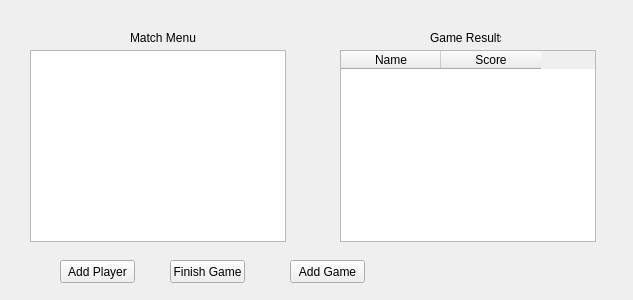
Qt form MatchMenu.ui (GFlores17/JackboxT.O.-GUI-Version) before a commit.
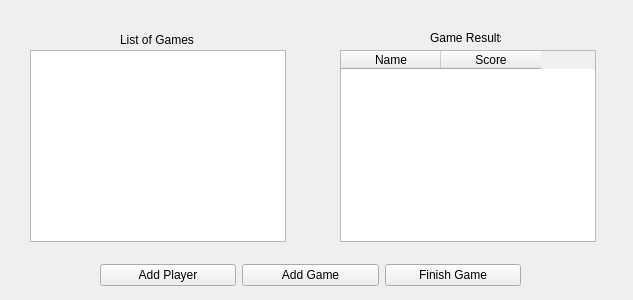
The same form after that commit.

Patch:
```diff
--- a/MatchMenu.ui
+++ b/MatchMenu.ui
@@ -13,43 +13,17 @@
   <property name="windowTitle">
    <string>Form</string>
   </property>
-  <widget class="QPushButton" name="pushButton">
-   <property name="geometry">
-    <rect>
-     <x>60</x>
-     <y>260</y>
-     <width>75</width>
-     <height>23</height>
-    </rect>
-   </property>
-   <property name="text">
-    <string>Add Player</string>
-   </property>
-  </widget>
-  <widget class="QPushButton" name="FinishGameButton">
-   <property name="geometry">
-    <rect>
-     <x>170</x>
-     <y>260</y>
-     <width>75</width>
-     <height>23</height>
-    </rect>
-   </property>
-   <property name="text">
-    <string>Finish Game</string>
-   </property>
-  </widget>
   <widget class="QLabel" name="label">
    <property name="geometry">
     <rect>
-     <x>130</x>
+     <x>120</x>
      <y>30</y>
-     <width>101</width>
-     <height>16</height>
+     <width>111</width>
+     <height>20</height>
     </rect>
    </property>
    <property name="text">
-    <string>Match Menu</string>
+    <string>List of Games</string>
    </property>
   </widget>
   <widget class="QLabel" name="label_2">
@@ -95,18 +69,38 @@
     </property>
    </column>
   </widget>
-  <widget class="QPushButton" name="pushButton_3">
+  <widget class="QWidget" name="horizontalLayoutWidget">
    <property name="geometry">
     <rect>
-     <x>290</x>
+     <x>100</x>
      <y>260</y>
-     <width>75</width>
-     <height>23</height>
+     <width>421</width>
+     <height>31</height>
     </rect>
    </property>
-   <property name="text">
-    <string>Add Game</string>
-   </property>
+   <layout class="QHBoxLayout" name="horizontalLayout">
+    <item>
+     <widget class="QPushButton" name="pushButton">
+      <property name="text">
+       <string>Add Player</string>
+      </property>
+     </widget>
+    </item>
+    <item>
+     <widget class="QPushButton" name="pushButton_3">
+      <property name="text">
+       <string>Add Game</string>
+      </property>
+     </widget>
+    </item>
+    <item>
+     <widget class="QPushButton" name="FinishGameButton">
+      <property name="text">
+       <string>Finish Game</string>
+      </property>
+     </widget>
+    </item>
+   </layout>
   </widget>
  </widget>
  <resources/>
```
